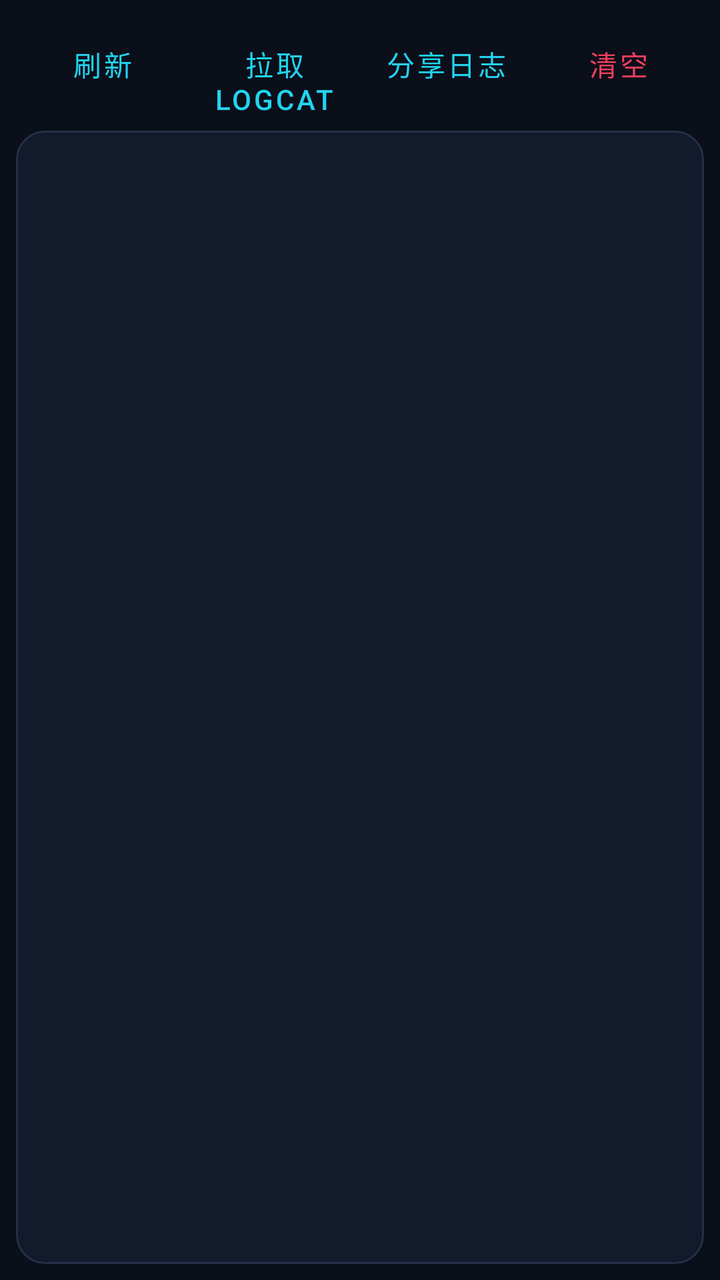
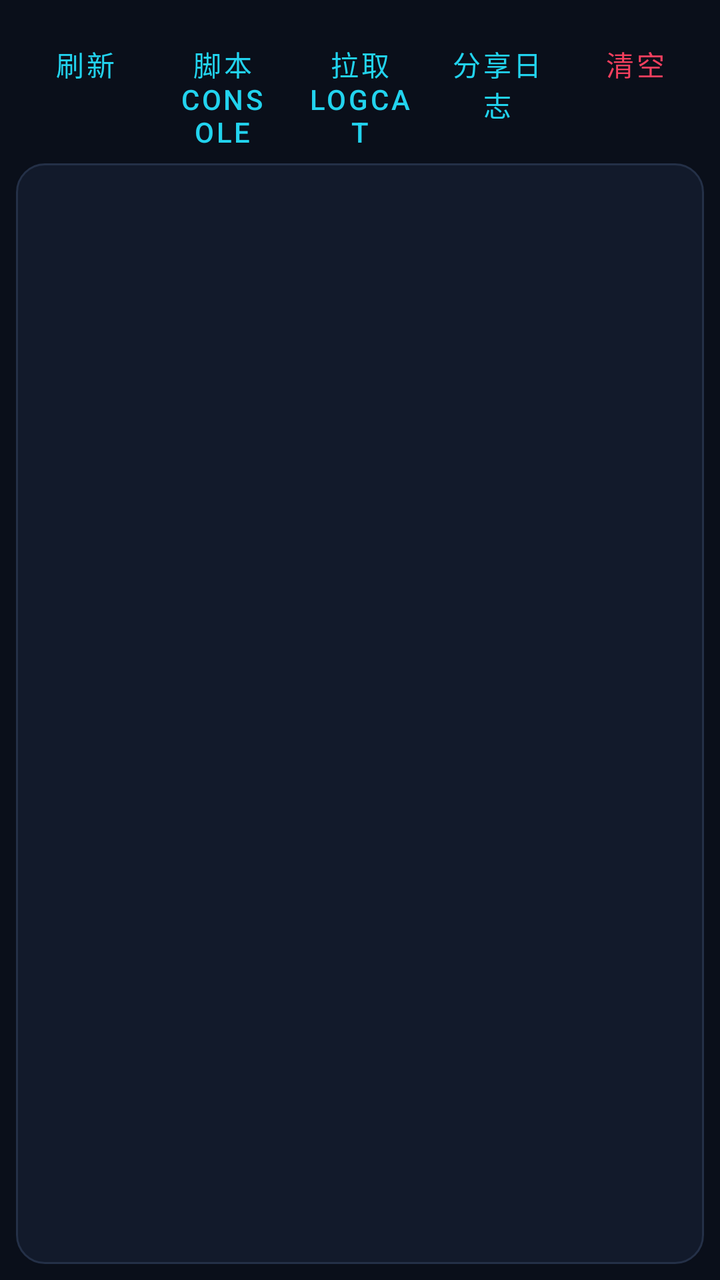

Two renders of the same Android screen: before a commit and after it. Below are the layout's source before the change and the commit's diff.
<!-- AndroidManifest.xml: application theme Theme.MujdeTheme -->
<!-- res/layout/fragment_logs.xml -->
<?xml version="1.0" encoding="utf-8"?>
<LinearLayout xmlns:android="http://schemas.android.com/apk/res/android"
    android:layout_width="match_parent"
    android:layout_height="match_parent"
    android:background="@color/bg"
    android:orientation="vertical"
    android:padding="8dp">

    <LinearLayout
        android:layout_width="match_parent"
        android:layout_height="wrap_content"
        android:orientation="horizontal">

        <com.google.android.material.button.MaterialButton
            android:id="@+id/btn_refresh_logs"
            style="@style/Widget.MaterialComponents.Button.TextButton"
            android:layout_width="0dp"
            android:layout_height="wrap_content"
            android:layout_weight="1"
            android:text="@string/refresh"
            android:textColor="@color/accent" />

        <com.google.android.material.button.MaterialButton
            android:id="@+id/btn_pull_logcat"
            style="@style/Widget.MaterialComponents.Button.TextButton"
            android:layout_width="0dp"
            android:layout_height="wrap_content"
            android:layout_weight="1"
            android:text="@string/pull_logcat"
            android:textColor="@color/accent" />

        <com.google.android.material.button.MaterialButton
            android:id="@+id/btn_share_logs"
            style="@style/Widget.MaterialComponents.Button.TextButton"
            android:layout_width="0dp"
            android:layout_height="wrap_content"
            android:layout_weight="1"
            android:text="@string/share_logs"
            android:textColor="@color/accent" />

        <com.google.android.material.button.MaterialButton
            android:id="@+id/btn_clear_logs"
            style="@style/Widget.MaterialComponents.Button.TextButton"
            android:layout_width="0dp"
            android:layout_height="wrap_content"
            android:layout_weight="1"
            android:text="@string/clear"
            android:textColor="@color/danger" />
    </LinearLayout>

    <ScrollView
        android:id="@+id/scroll_logs"
        android:layout_width="match_parent"
        android:layout_height="0dp"
        android:layout_weight="1"
        android:background="@drawable/bg_card"
        android:padding="10dp">

        <TextView
            android:id="@+id/text_logs"
            android:layout_width="match_parent"
            android:layout_height="wrap_content"
            android:fontFamily="monospace"
            android:textColor="@color/on_surface"
            android:textIsSelectable="true"
            android:textSize="12sp" />
    </ScrollView>
</LinearLayout>
<!-- resources referenced by this layout -->
<resources>
  <color name="accent">#FF22D3EE</color>
  <color name="bg">#FF0A0F1A</color>
  <color name="danger">#FFF43F5E</color>
  <color name="on_surface">#FFF1F5F9</color>
  <!-- drawable bg_card (drawable) -->
  <?xml version="1.0" encoding="utf-8"?>
  <shape xmlns:android="http://schemas.android.com/apk/res/android" android:shape="rectangle">
      <solid android:color="@color/surface" />
      <stroke android:width="1dp" android:color="@color/stroke" />
      <corners android:radius="14dp" />
  </shape>
  <string name="clear">清空</string>
  <string name="pull_logcat">拉取 logcat</string>
  <string name="refresh">刷新</string>
  <string name="share_logs">分享日志</string>
  <style name="Theme.MujdeTheme" parent="Theme.MaterialComponents.DayNight.NoActionBar">
          <item name="colorPrimary">@color/accent</item>
          <item name="colorPrimaryVariant">@color/accent_dim</item>
          <item name="colorOnPrimary">@color/bg</item>
          <item name="colorSecondary">@color/secondary</item>
          <item name="colorSecondaryVariant">@color/secondary</item>
          <item name="colorOnSecondary">@color/bg</item>
          <item name="android:statusBarColor" tools:targetApi="l">@color/bg</item>
          <item name="android:navigationBarColor">@color/bg</item>
          <item name="android:windowBackground">@color/bg</item>
          <item name="colorSurface">@color/surface</item>
          <item name="colorOnSurface">@color/on_surface</item>
          <item name="colorAccent">@color/accent</item>
          <item name="android:textColorPrimary">@color/on_surface</item>
          <item name="android:textColorSecondary">@color/on_surface_muted</item>
          <item name="bottomNavigationStyle">@style/Widget.Mujde.BottomNav</item>
          <item name="materialButtonStyle">@style/Widget.Mujde.Button</item>
      </style>
  <color name="surface">#FF121A2B</color>
  <color name="stroke">#FF243047</color>
  <color name="accent_dim">#FF0891B2</color>
  <color name="secondary">#FF818CF8</color>
  <color name="on_surface_muted">#FF94A3B8</color>
  <style name="Widget.Mujde.BottomNav" parent="Widget.MaterialComponents.BottomNavigationView.Colored">
          <item name="itemIconTint">@color/nav_item_color</item>
          <item name="itemTextColor">@color/nav_item_color</item>
          <item name="backgroundTint">@color/surface</item>
          <item name="elevation">8dp</item>
          <item name="labelVisibilityMode">labeled</item>
      </style>
  <style name="Widget.Mujde.Button" parent="Widget.MaterialComponents.Button">
          <item name="backgroundTint">@color/accent</item>
          <item name="android:textColor">@color/bg</item>
          <item name="cornerRadius">12dp</item>
      </style>
</resources>

<!-- the commit's change to res/layout/fragment_logs.xml (unified diff, before → after) -->
@@ -18,6 +18,15 @@
             android:layout_height="wrap_content"
             android:layout_weight="1"
             android:text="@string/refresh"
+            android:textColor="@color/accent" />
+
+        <com.google.android.material.button.MaterialButton
+            android:id="@+id/btn_pull_console"
+            style="@style/Widget.MaterialComponents.Button.TextButton"
+            android:layout_width="0dp"
+            android:layout_height="wrap_content"
+            android:layout_weight="1"
+            android:text="@string/pull_console"
             android:textColor="@color/accent" />
 
         <com.google.android.material.button.MaterialButton
<!-- resource entries referenced after the edit -->
@@ -12,6 +12,7 @@
       <corners android:radius="14dp" />
   </shape>
   <string name="clear">清空</string>
+  <string name="pull_console">脚本console</string>
   <string name="pull_logcat">拉取 logcat</string>
   <string name="refresh">刷新</string>
   <string name="share_logs">分享日志</string>
